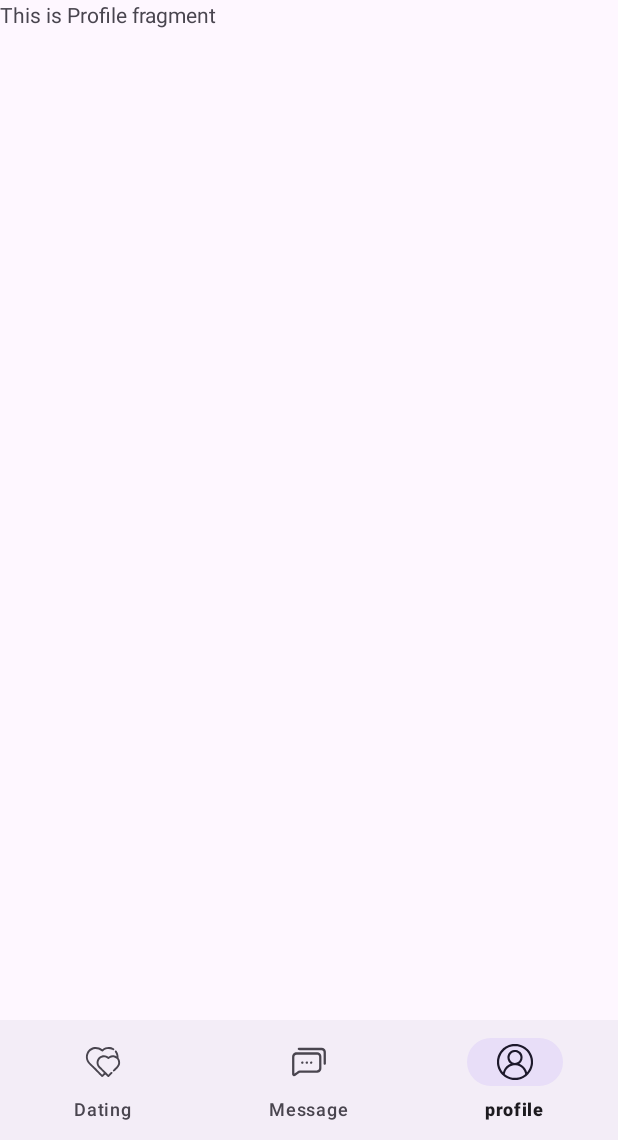
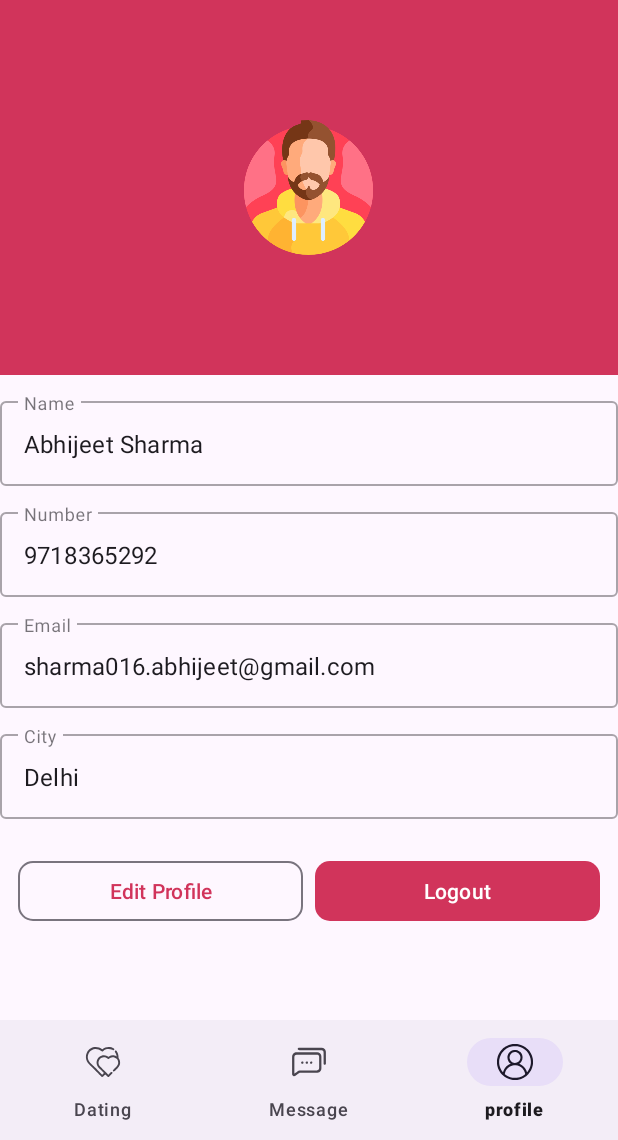
Before and after one commit to abhijeetsharma016/cuddle, an Android app: the ProfileFragment screen opened through its navigation route, on a phone screen of 412 x 824 dp, the part 96-1236 px from its top. Run offline under Robolectric (Android 15) with nearby library versions, the phone set to English and light mode, and no system bars; our stand-ins replace CircleImageView, Firebase (no records; nobody signed in at launch, a user with empty details on screens opened directly), navigation-ui.

Commit message:
profile ui done

```diff
--- a/app/src/main/java/com/example/cuddle/fragments/ProfileFragment.kt
+++ b/app/src/main/java/com/example/cuddle/fragments/ProfileFragment.kt
@@ -7,29 +7,7 @@ import android.view.View
 import android.view.ViewGroup
 import com.example.cuddle.R
 
-// TODO: Rename parameter arguments, choose names that match
-// the fragment initialization parameters, e.g. ARG_ITEM_NUMBER
-private const val ARG_PARAM1 = "param1"
-private const val ARG_PARAM2 = "param2"
-
-/**
- * A simple [Fragment] subclass.
- * Use the [ProfileFragment.newInstance] factory method to
- * create an instance of this fragment.
- */
 class ProfileFragment : Fragment() {
-    // TODO: Rename and change types of parameters
-    private var param1: String? = null
-    private var param2: String? = null
-
-    override fun onCreate(savedInstanceState: Bundle?) {
-        super.onCreate(savedInstanceState)
-        arguments?.let {
-            param1 = it.getString(ARG_PARAM1)
-            param2 = it.getString(ARG_PARAM2)
-        }
-    }
-
     override fun onCreateView(
         inflater: LayoutInflater, container: ViewGroup?,
         savedInstanceState: Bundle?
@@ -38,23 +16,4 @@ class ProfileFragment : Fragment() {
         return inflater.inflate(R.layout.fragment_profile, container, false)
     }
 
-    companion object {
-        /**
-         * Use this factory method to create a new instance of
-         * this fragment using the provided parameters.
-         *
-         * @param param1 Parameter 1.
-         * @param param2 Parameter 2.
-         * @return A new instance of fragment ProfileFragment.
-         */
-        // TODO: Rename and change types and number of parameters
-        @JvmStatic
-        fun newInstance(param1: String, param2: String) =
-            ProfileFragment().apply {
-                arguments = Bundle().apply {
-                    putString(ARG_PARAM1, param1)
-                    putString(ARG_PARAM2, param2)
-                }
-            }
-    }
 }
--- a/app/src/main/res/layout/fragment_profile.xml
+++ b/app/src/main/res/layout/fragment_profile.xml
@@ -1,14 +1,110 @@
 <?xml version="1.0" encoding="utf-8"?>
-<FrameLayout xmlns:android="http://schemas.android.com/apk/res/android"
+<LinearLayout xmlns:android="http://schemas.android.com/apk/res/android"
+    xmlns:app="http://schemas.android.com/apk/res-auto"
     xmlns:tools="http://schemas.android.com/tools"
     android:layout_width="match_parent"
     android:layout_height="match_parent"
+    android:orientation="vertical"
     tools:context=".fragments.ProfileFragment">
 
-    <!-- TODO: Update blank fragment layout -->
-    <TextView
+    <RelativeLayout
         android:layout_width="match_parent"
-        android:layout_height="match_parent"
-        android:text="This is Profile fragment" />
+        android:layout_height="250dp"
+        android:background="@color/primary">
 
-</FrameLayout>
+        <de.hdodenhof.circleimageview.CircleImageView
+            android:id="@+id/userImage"
+            android:layout_width="90dp"
+            android:layout_height="90dp"
+            android:layout_centerInParent="true"
+            android:src="@drawable/man_icon" />
+    </RelativeLayout>
+
+    <com.google.android.material.textfield.TextInputLayout
+        style="@style/Widget.MaterialComponents.TextInputLayout.OutlinedBox"
+        android:layout_width="match_parent"
+        android:layout_height="wrap_content"
+        android:layout_marginTop="12dp">
+
+        <com.google.android.material.textfield.TextInputEditText
+            android:id="@+id/input_name"
+            android:layout_width="match_parent"
+            android:layout_height="wrap_content"
+            android:clickable="false"
+            android:hint="Name"
+            android:text="Abhijeet Sharma" />
+    </com.google.android.material.textfield.TextInputLayout>
+
+    <com.google.android.material.textfield.TextInputLayout
+        style="@style/Widget.MaterialComponents.TextInputLayout.OutlinedBox"
+        android:layout_width="match_parent"
+        android:layout_height="wrap_content"
+        android:layout_marginTop="12dp">
+
+        <com.google.android.material.textfield.TextInputEditText
+            android:id="@+id/input_number"
+            android:layout_width="match_parent"
+            android:layout_height="wrap_content"
+            android:clickable="false"
+            android:hint="Number"
+            android:text="9718365292" />
+    </com.google.android.material.textfield.TextInputLayout>
+
+    <com.google.android.material.textfield.TextInputLayout
+        style="@style/Widget.MaterialComponents.TextInputLayout.OutlinedBox"
+        android:layout_width="match_parent"
+        android:layout_height="wrap_content"
+        android:layout_marginTop="12dp">
+
+        <com.google.android.material.textfield.TextInputEditText
+            android:id="@+id/input_email"
+            android:layout_width="match_parent"
+            android:layout_height="wrap_content"
+            android:clickable="false"
+            android:hint="Email"
+            android:text="sharma016.abhijeet@gmail.com" />
+    </com.google.android.material.textfield.TextInputLayout>
+
+    <com.google.android.material.textfield.TextInputLayout
+        style="@style/Widget.MaterialComponents.TextInputLayout.OutlinedBox"
+        android:layout_width="match_parent"
+        android:layout_height="wrap_content"
+        android:layout_marginTop="12dp">
+
+        <com.google.android.material.textfield.TextInputEditText
+            android:id="@+id/input_city"
+            android:layout_width="match_parent"
+            android:layout_height="wrap_content"
+            android:clickable="false"
+            android:hint="City"
+            android:text="Delhi" />
+    </com.google.android.material.textfield.TextInputLayout>
+
+    <LinearLayout
+        android:layout_width="match_parent"
+        android:layout_height="wrap_content"
+        android:layout_marginHorizontal="12dp"
+        android:layout_marginTop="24dp"
+        android:gravity="center_horizontal"
+        android:orientation="horizontal">
+
+        <com.google.android.material.button.MaterialButton
+            android:id="@+id/edit_profile"
+            style="@style/Widget.Material3.Button.OutlinedButton"
+            android:layout_width="0dp"
+            android:layout_height="wrap_content"
+            android:layout_weight="1"
+            android:shapeAppearance="@style/ShapeAppearance.Material3.Button.Rectangle"
+            android:text="Edit Profile"
+            app:cornerRadius="10dp" />
+
+        <com.google.android.material.button.MaterialButton
+            android:id="@+id/save_button"
+            android:layout_width="0dp"
+            android:layout_height="wrap_content"
+            android:layout_marginStart="8dp"
+            android:layout_weight="1"
+            android:text="Logout"
+            app:cornerRadius="10dp"/>
+    </LinearLayout>
+</LinearLayout>
```
Also changed, not shown: app/src/main/res/drawable/man_icon.png (added).
